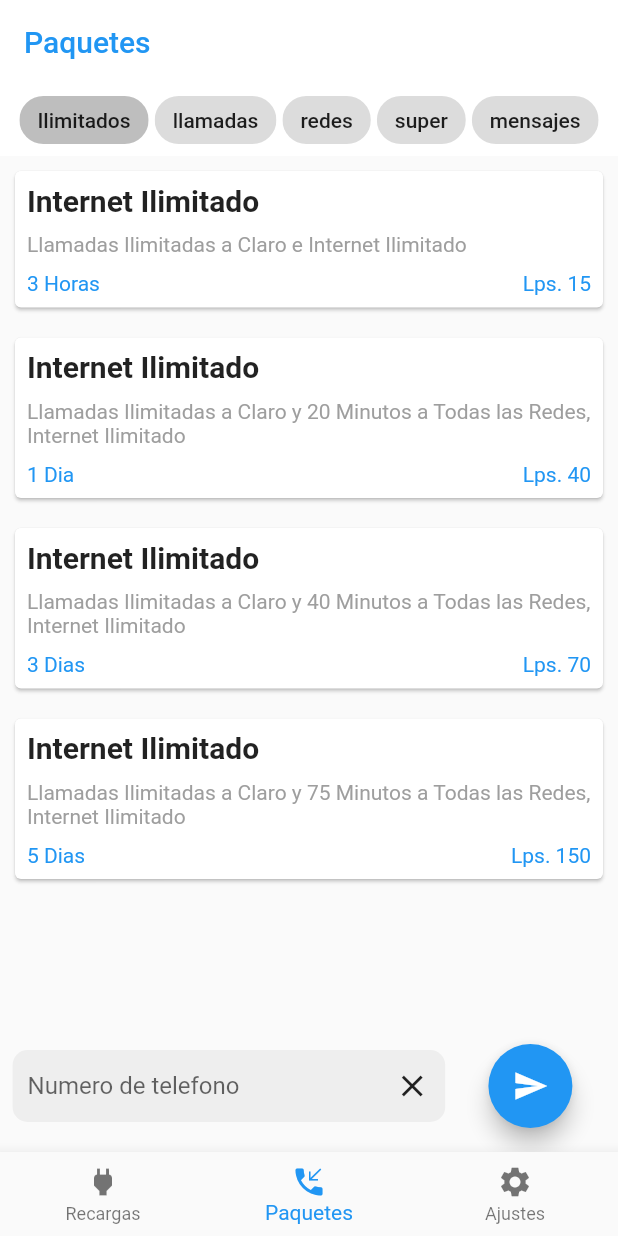
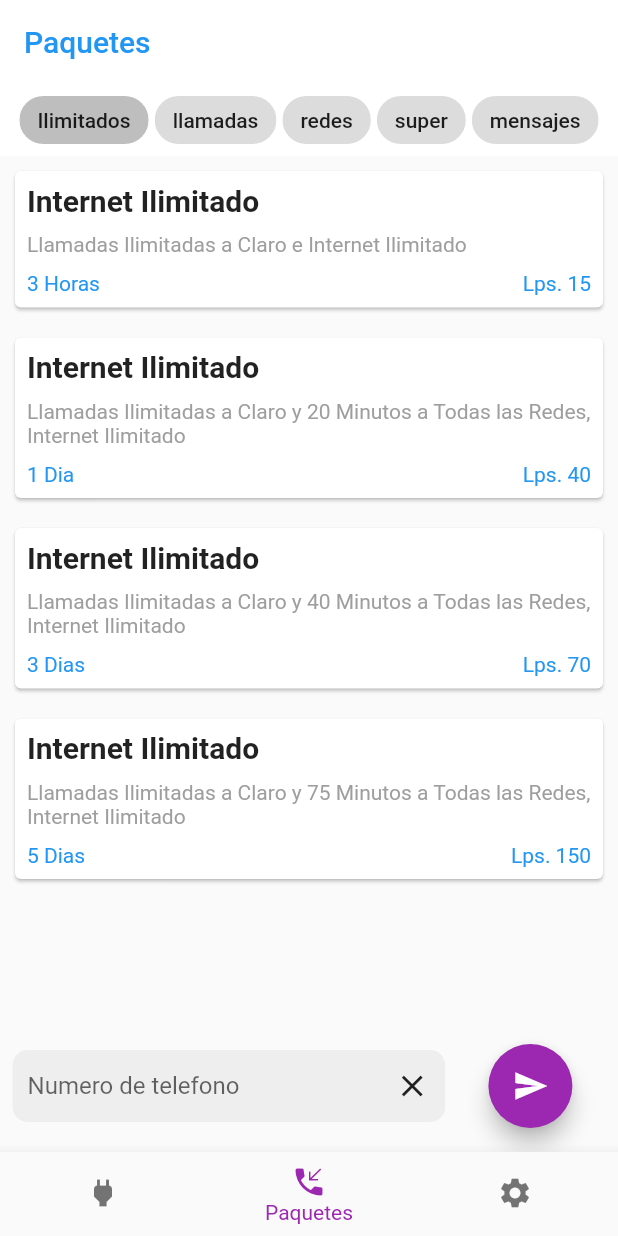
Before and after one commit to robert-virtual/recargas_claro_app, a Flutter app: the screen it shows after launch, item 2 of the bottom bar chosen, on a phone screen of 412 x 824 dp. Run offline on Flutter 3.47's test engine with Material 2 defaults, Android fonts, the phone set to English and light mode, and no system bars; our stand-ins replace shared_preferences; missing offline and left inert: flutter_phone_direct_caller.

Commit message:
cambie barra de navegacion

```diff
--- a/lib/main.dart
+++ b/lib/main.dart
@@ -9,7 +9,10 @@ class MyApp extends StatelessWidget {
     return MaterialApp(
       debugShowCheckedModeBanner: false,
       title: 'Recargas App',
-      home: Menu()
+      home: Menu(),
+      theme: ThemeData(
+        primarySwatch: Colors.purple
+      ),
     );
   }
 }
--- a/lib/pages/menu.dart
+++ b/lib/pages/menu.dart
@@ -20,6 +20,7 @@ class _MenuState extends State<Menu> {
         children: [RecargasPage(), PaquetesPage(), AjustePages()],
       ),
       bottomNavigationBar: BottomNavigationBar(
+          showUnselectedLabels: false,
           currentIndex: paginaActual,
           onTap: (index) {
             setState(() {
```
